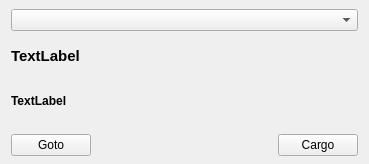
Above: QtClient/fleets_in_orbit_widget.ui from vkholodkov/freestars before the change. Below: the same form after it.
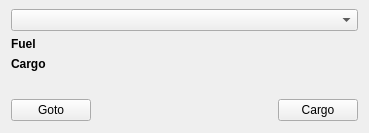
That is the form after the change. Custom widgets are drawn as their Qt base class.

```diff
--- a/QtClient/fleets_in_orbit_widget.ui
+++ b/QtClient/fleets_in_orbit_widget.ui
@@ -7,7 +7,7 @@
     <x>0</x>
     <y>0</y>
     <width>369</width>
-    <height>164</height>
+    <height>133</height>
    </rect>
   </property>
   <property name="windowTitle">
@@ -28,22 +28,26 @@
     </widget>
    </item>
    <item>
+    <widget class="QWidget" name="textWidget" native="true">
+     <layout class="QFormLayout" name="formLayout">
+      <property name="margin">
+       <number>0</number>
+      </property>
+      <item row="0" column="0">
     <widget class="QLabel" name="label">
      <property name="font">
       <font>
-       <family>Ubuntu</family>
-       <pointsize>11</pointsize>
        <weight>75</weight>
        <bold>true</bold>
       </font>
      </property>
      <property name="text">
-      <string>TextLabel</string>
+         <string>Fuel</string>
      </property>
     </widget>
    </item>
-   <item>
-    <widget class="QLabel" name="label_2">
+      <item row="1" column="0">
+       <widget class="QLabel" name="label_3">
      <property name="font">
       <font>
        <weight>75</weight>
@@ -51,8 +55,25 @@
       </font>
      </property>
      <property name="text">
-      <string>TextLabel</string>
-     </property>
+         <string>Cargo</string>
+        </property>
+       </widget>
+      </item>
+      <item row="0" column="1">
+       <widget class="CargoWidget" name="fuelWidget" native="true">
+        <property name="cursor">
+         <cursorShape>ArrowCursor</cursorShape>
+        </property>
+       </widget>
+      </item>
+      <item row="1" column="1">
+       <widget class="CargoWidget" name="cargoWidget" native="true">
+        <property name="cursor">
+         <cursorShape>PointingHandCursor</cursorShape>
+        </property>
+       </widget>
+      </item>
+     </layout>
     </widget>
    </item>
    <item>
@@ -99,6 +120,14 @@
    </item>
   </layout>
  </widget>
+ <customwidgets>
+  <customwidget>
+   <class>CargoWidget</class>
+   <extends>QWidget</extends>
+   <header>cargo_widget.h</header>
+   <container>1</container>
+  </customwidget>
+ </customwidgets>
  <resources/>
  <connections/>
 </ui>
```
Left out of the diff: 2 changed lines with no effect on the pictures. Lines whose indentation alone changed are shown as unchanged.
